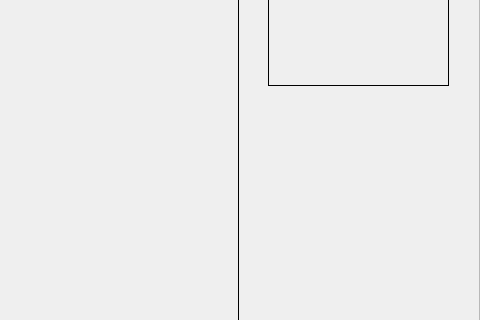
Qt form main.ui (AlvaroCastro1/proyecto_Maquillaje) before a commit; both pictures show x 532 to 1012 and y 115 to 435 of the 1012 by 561 pixel window.
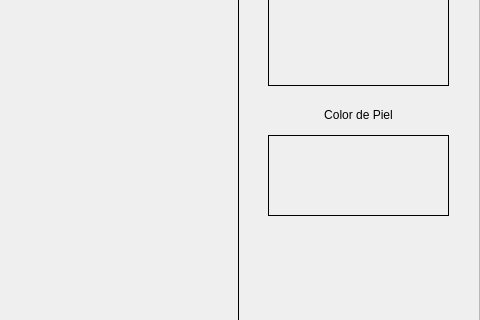
The same form after that commit. Icons and pictures are not drawn.

```diff
--- a/main.ui
+++ b/main.ui
@@ -157,6 +157,61 @@
          <bool>true</bool>
         </property>
        </widget>
+       <widget class="QLabel" name="lb_color_piel">
+        <property name="geometry">
+         <rect>
+          <x>800</x>
+          <y>250</y>
+          <width>181</width>
+          <height>81</height>
+         </rect>
+        </property>
+        <property name="styleSheet">
+         <string notr="true">QWidget {
+    background-color: rgba(255, 255, 255, 0);  /* Blanco transparente */
+	border: 1px solid black;
+}
+</string>
+        </property>
+        <property name="text">
+         <string/>
+        </property>
+        <property name="scaledContents">
+         <bool>true</bool>
+        </property>
+       </widget>
+       <widget class="QLabel" name="lb_txt_color">
+        <property name="geometry">
+         <rect>
+          <x>800</x>
+          <y>220</y>
+          <width>181</width>
+          <height>21</height>
+         </rect>
+        </property>
+        <property name="styleSheet">
+         <string notr="true">    background-color: rgba(255, 255, 255, 0);  /* Blanco transparente */</string>
+        </property>
+        <property name="text">
+         <string>&lt;html&gt;&lt;head/&gt;&lt;body&gt;&lt;p align=&quot;center&quot;&gt;Color de Piel&lt;/p&gt;&lt;/body&gt;&lt;/html&gt;</string>
+        </property>
+       </widget>
+       <widget class="QLabel" name="lb_forma">
+        <property name="geometry">
+         <rect>
+          <x>800</x>
+          <y>340</y>
+          <width>181</width>
+          <height>51</height>
+         </rect>
+        </property>
+        <property name="styleSheet">
+         <string notr="true">    background-color: rgba(255, 255, 255, 0);  /* Blanco transparente */</string>
+        </property>
+        <property name="text">
+         <string/>
+        </property>
+       </widget>
       </widget>
      </widget>
     </item>
```
Left out of the diff: 2 changed lines with no effect on the pictures.
